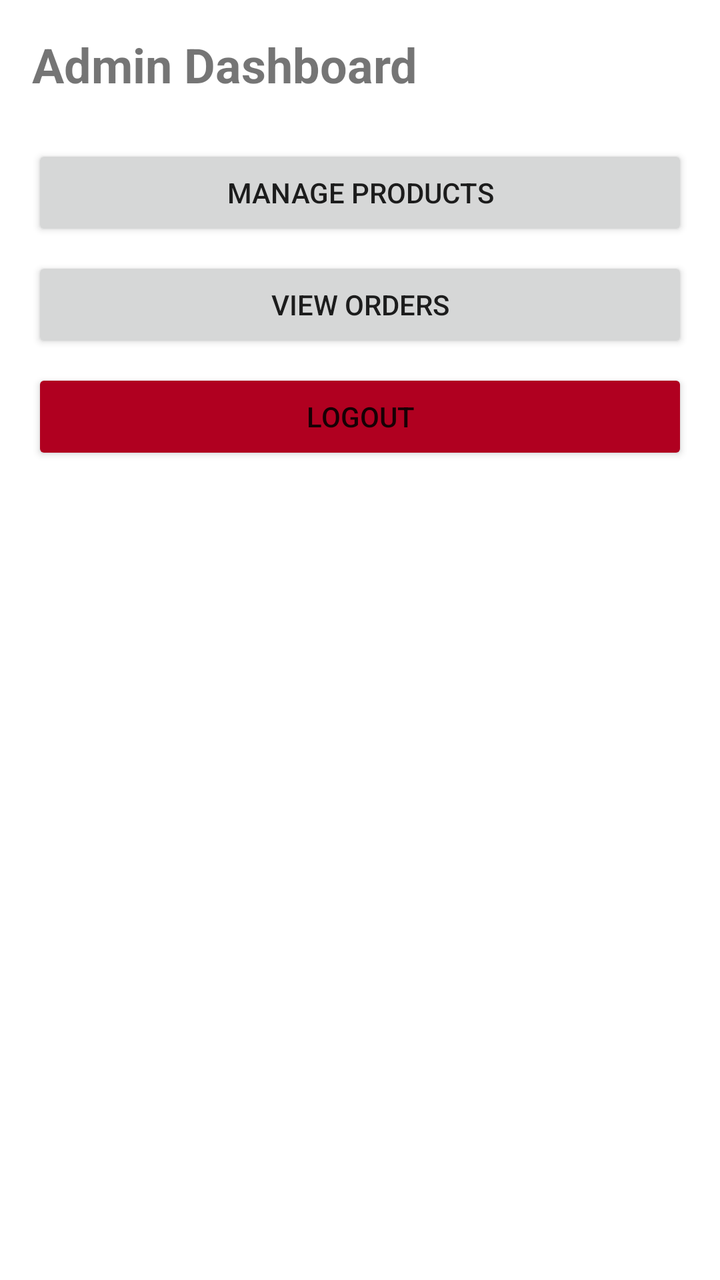
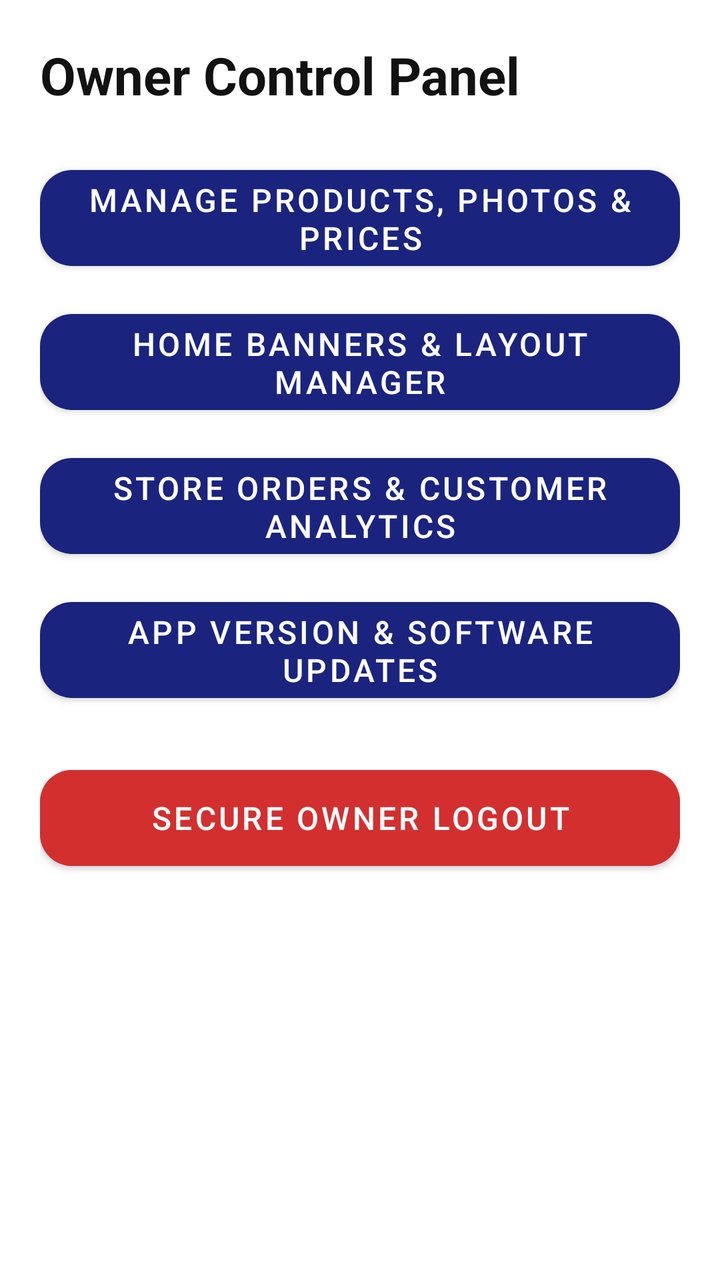

Before-and-after screenshots of an Android layout around one commit, followed by the original layout XML and the change that was made.
<!-- AndroidManifest.xml: application theme Theme.NewSamadhanShoeMart.Splash -->
<!-- res/layout/fragment_admin_dashboard.xml -->
<?xml version="1.0" encoding="utf-8"?>
<LinearLayout xmlns:android="http://schemas.android.com/apk/res/android"
    android:layout_width="match_parent"
    android:layout_height="match_parent"
    android:orientation="vertical"
    android:padding="16dp">

    <TextView
        android:layout_width="wrap_content"
        android:layout_height="wrap_content"
        android:text="Admin Dashboard"
        android:textSize="24sp"
        android:textStyle="bold"
        android:layout_marginBottom="24dp"/>

    <Button
        android:id="@+id/btn_manage_products"
        android:layout_width="match_parent"
        android:layout_height="wrap_content"
        android:text="Manage Products"
        android:layout_marginBottom="8dp"/>

    <Button
        android:id="@+id/btn_view_orders"
        android:layout_width="match_parent"
        android:layout_height="wrap_content"
        android:text="View Orders"
        android:layout_marginBottom="8dp"/>

    <Button
        android:id="@+id/btn_logout"
        android:layout_width="match_parent"
        android:layout_height="wrap_content"
        android:text="Logout"
        android:backgroundTint="@color/design_default_color_error"/>

</LinearLayout>
<!-- resources referenced by this layout -->
<resources>
  <style name="Theme.NewSamadhanShoeMart.Splash" parent="Theme.NewSamadhanShoeMart.NoActionBar">
          <item name="android:windowBackground">@color/background</item>
          <item name="android:windowFullscreen">true</item>
          <item name="android:windowContentTransitions">true</item>
          
          <item name="android:windowSplashScreenAnimatedIcon" tools:targetApi="s">@android:color/transparent</item>
          <item name="android:windowSplashScreenBackground" tools:targetApi="s">@color/background</item>
      </style>
  <style name="Theme.NewSamadhanShoeMart.NoActionBar" parent="Theme.NewSamadhanShoeMart">
          <item name="windowActionBar">false</item>
          <item name="windowNoTitle">true</item>
      </style>
  <color name="background">#FFFFFF</color>
  <color name="primary">#1A237E</color>
  <color name="primary_variant">#0D47A1</color>
  <color name="onPrimary">#FFFFFF</color>
  <color name="secondary">#FFD600</color>
  <color name="secondary_variant">#FBC02D</color>
  <color name="onSecondary">#000000</color>
  <color name="surface">#F5F5F5</color>
  <color name="onSurface">#121212</color>
  <color name="onBackground">#121212</color>
  <color name="error">#B00020</color>
  <color name="onError">#FFFFFF</color>
  <style name="Widget.App.CardView" parent="Widget.MaterialComponents.CardView">
          <item name="cardElevation">2dp</item>
          <item name="cardCornerRadius">12dp</item>
          <item name="cardBackgroundColor">?attr/colorSurface</item>
          <item name="rippleColor">?attr/colorControlHighlight</item>
      </style>
  <color name="gray_light">#EEEEEE</color>
  <color name="gray_text">#757575</color>
  <color name="divider">#E0E0E0</color>
  <!-- unchanged entries left out for length: 1 -->
</resources>

<!-- the commit's change to res/layout/fragment_admin_dashboard.xml (unified diff, before → after) -->
@@ -1,37 +1,69 @@
 <?xml version="1.0" encoding="utf-8"?>
-<LinearLayout xmlns:android="http://schemas.android.com/apk/res/android"
+<ScrollView xmlns:android="http://schemas.android.com/apk/res/android"
+    xmlns:app="http://schemas.android.com/apk/res-auto"
     android:layout_width="match_parent"
     android:layout_height="match_parent"
-    android:orientation="vertical"
-    android:padding="16dp">
+    android:fillViewport="true">
 
-    <TextView
-        android:layout_width="wrap_content"
-        android:layout_height="wrap_content"
-        android:text="Admin Dashboard"
-        android:textSize="24sp"
-        android:textStyle="bold"
-        android:layout_marginBottom="24dp"/>
-
-    <Button
-        android:id="@+id/btn_manage_products"
+    <LinearLayout
         android:layout_width="match_parent"
         android:layout_height="wrap_content"
-        android:text="Manage Products"
-        android:layout_marginBottom="8dp"/>
+        android:orientation="vertical"
+        android:padding="20dp">
 
-    <Button
-        android:id="@+id/btn_view_orders"
-        android:layout_width="match_parent"
-        android:layout_height="wrap_content"
-        android:text="View Orders"
-        android:layout_marginBottom="8dp"/>
+        <TextView
+            android:layout_width="wrap_content"
+            android:layout_height="wrap_content"
+            android:text="Owner Control Panel"
+            android:textSize="26sp"
+            android:textStyle="bold"
+            android:textColor="?attr/colorOnSurface"
+            android:layout_marginBottom="24dp"/>
 
-    <Button
-        android:id="@+id/btn_logout"
-        android:layout_width="match_parent"
-        android:layout_height="wrap_content"
-        android:text="Logout"
-        android:backgroundTint="@color/design_default_color_error"/>
+        <com.google.android.material.button.MaterialButton
+            android:id="@+id/btn_manage_products"
+            android:layout_width="match_parent"
+            android:layout_height="60dp"
+            android:text="Manage Products, Photos &amp; Prices"
+            android:textSize="16sp"
+            android:layout_marginBottom="12dp"
+            app:cornerRadius="16dp" />
 
-</LinearLayout>
+        <com.google.android.material.button.MaterialButton
+            android:id="@+id/btn_manage_banners"
+            android:layout_width="match_parent"
+            android:layout_height="60dp"
+            android:text="Home Banners &amp; Layout Manager"
+            android:textSize="16sp"
+            android:layout_marginBottom="12dp"
+            app:cornerRadius="16dp" />
+
+        <com.google.android.material.button.MaterialButton
+            android:id="@+id/btn_store_orders"
+            android:layout_width="match_parent"
+            android:layout_height="60dp"
+            android:text="Store Orders &amp; Customer Analytics"
+            android:textSize="16sp"
+            android:layout_marginBottom="12dp"
+            app:cornerRadius="16dp" />
+
+        <com.google.android.material.button.MaterialButton
+            android:id="@+id/btn_app_version_info"
+            android:layout_width="match_parent"
+            android:layout_height="60dp"
+            android:text="App Version &amp; Software Updates"
+            android:textSize="16sp"
+            android:layout_marginBottom="24dp"
+            app:cornerRadius="16dp" />
+
+        <com.google.android.material.button.MaterialButton
+            android:id="@+id/btn_logout"
+            android:layout_width="match_parent"
+            android:layout_height="60dp"
+            android:text="Secure Owner Logout"
+            android:textSize="16sp"
+            android:backgroundTint="#D32F2F"
+            app:cornerRadius="16dp" />
+
+    </LinearLayout>
+</ScrollView>
